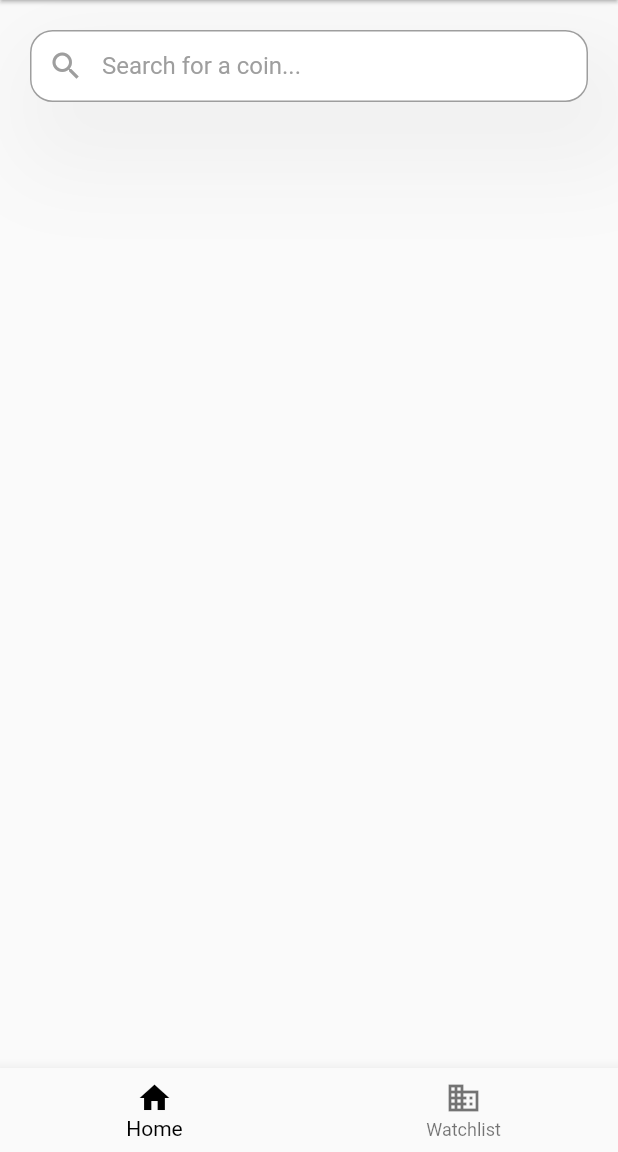
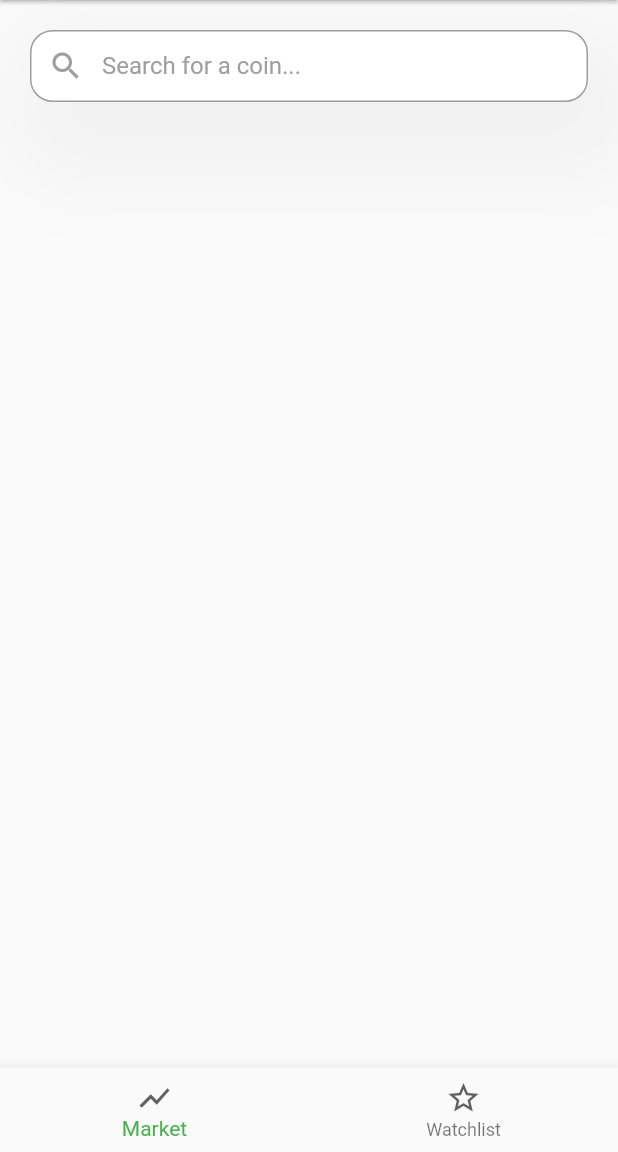
Before and after one commit to ariessa-deriv/cryptmark, a Flutter app: the HomePage screen opened directly, on a phone screen of 412 x 824 dp, the part 84-1236 px from its top. Run offline on Flutter 3.47's test engine with Material 2 defaults, Android fonts, the phone set to English and light mode, and no system bars.

Commit message:
Add bottom navigation bar widget

```diff
--- a/lib/widgets/bottom_navigation_bar.dart
+++ b/lib/widgets/bottom_navigation_bar.dart
@@ -13,11 +13,11 @@ class _BottomNavBarState extends State<BottomNavBar> {
       TextStyle(fontSize: 30, fontWeight: FontWeight.bold);
   static const List<Widget> _widgetOptions = <Widget>[
     Text(
-      'Index 0: HomePage',
+      'HomePage',
       style: optionStyle,
     ),
     Text(
-      'Index 1: Watchlist',
+      'Watchlist',
       style: optionStyle,
     ),
   ];
@@ -31,18 +31,24 @@ class _BottomNavBarState extends State<BottomNavBar> {
   @override
   Widget build(BuildContext context) {
     return BottomNavigationBar(
-      items: const <BottomNavigationBarItem>[
+      items: <BottomNavigationBarItem>[
         BottomNavigationBarItem(
-          icon: Icon(Icons.home),
-          label: 'Home',
+          icon: Icon(
+            Icons.show_chart,
+            color: Colors.grey.shade700,
+          ),
+          label: 'Market',
         ),
         BottomNavigationBarItem(
-          icon: Icon(Icons.business),
+          icon: Icon(
+            Icons.star_border_outlined,
+            color: Colors.grey.shade700,
+          ),
           label: 'Watchlist',
         ),
       ],
       currentIndex: _selectedIndex,
-      selectedItemColor: Colors.black,
+      selectedItemColor: Colors.green,
       onTap: _onItemTapped,
     );
   }
```
